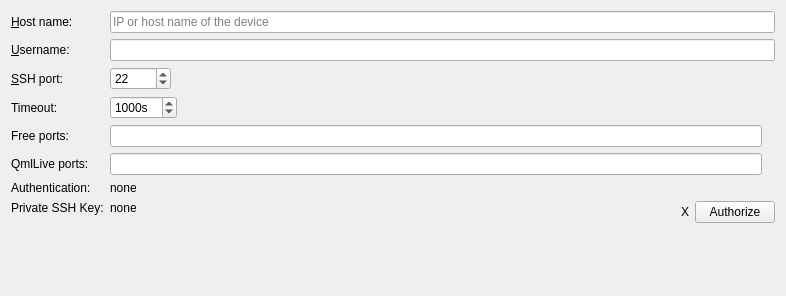
This is src/plugins/mer/merhardwaredevicewidget.ui in sailfishos/sailfish-qtcreator as Qt 5 draws it before an edit. The edited form follows.
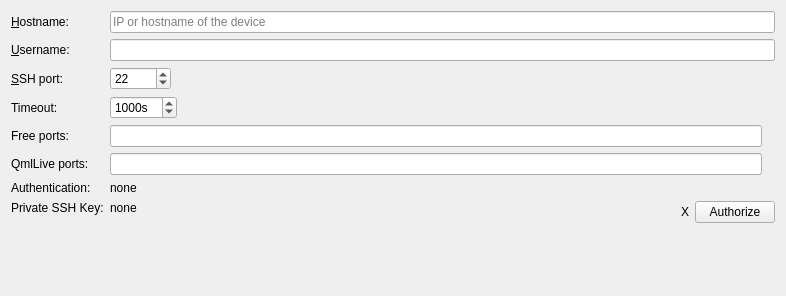
This is the edited form.

Commit message: Mer: Remove space from "user name" and "host name"

Diff of the .ui file:
```diff
--- a/src/plugins/mer/merhardwaredevicewidget.ui
+++ b/src/plugins/mer/merhardwaredevicewidget.ui
@@ -17,7 +17,7 @@
    <item row="0" column="0">
     <widget class="QLabel" name="hostNameLabel">
      <property name="text">
-      <string>&amp;Host name:</string>
+      <string>&amp;Hostname:</string>
      </property>
      <property name="buddy">
       <cstring>hostLineEdit</cstring>
@@ -27,7 +27,7 @@
    <item row="0" column="1">
     <widget class="QLineEdit" name="hostLineEdit">
      <property name="placeholderText">
-      <string>IP or host name of the device</string>
+      <string>IP or hostname of the device</string>
      </property>
     </widget>
    </item>
```
The commit also changes 2 other files.
